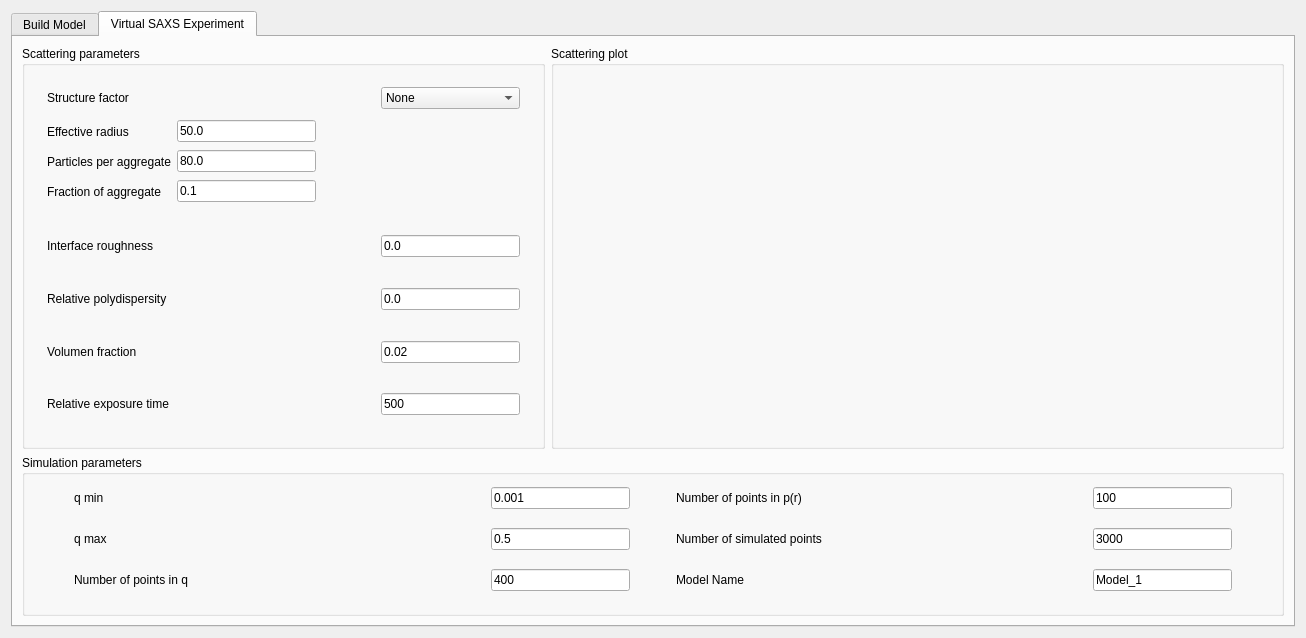
SasView/sasview, file src/sas/qtgui/Calculators/Shape2SAS/UI/DesignWindowUI.ui: the form before one commit.
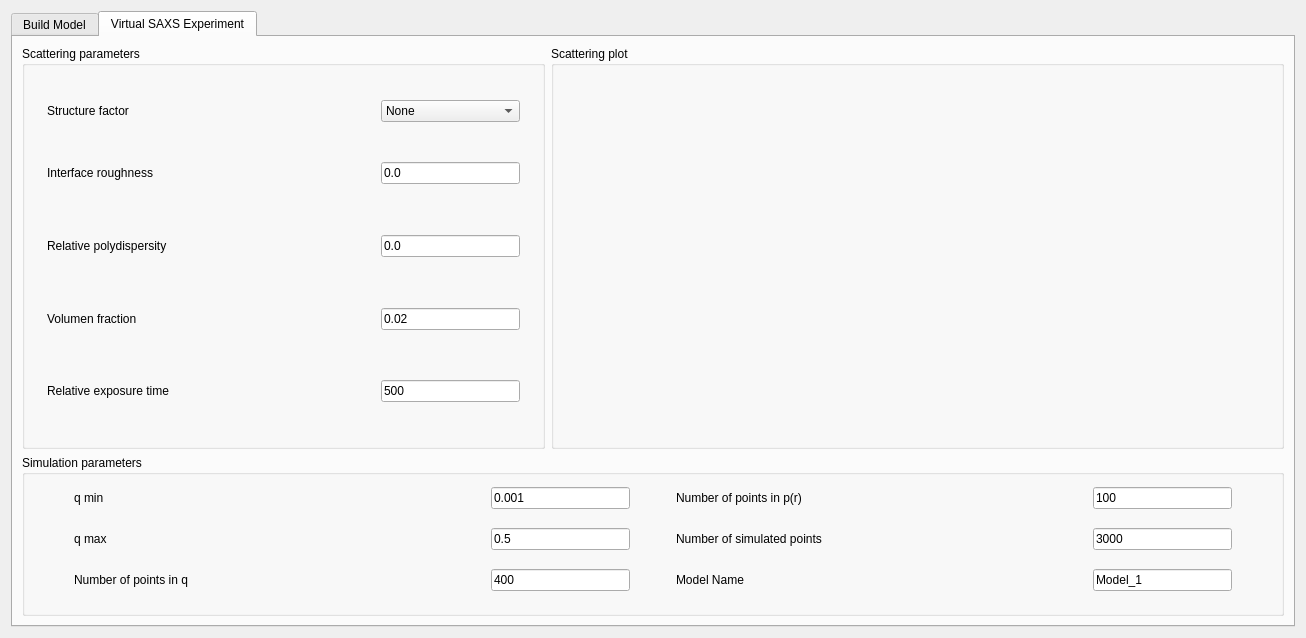
The form after the commit. The open tabs and pages were chosen to show the change.

Commit message: Replace fixed sized spacers from Shape2SAS SAXS window and replace them with expanding sections

Patch:
```diff
--- a/src/sas/qtgui/Calculators/Shape2SAS/UI/DesignWindowUI.ui
+++ b/src/sas/qtgui/Calculators/Shape2SAS/UI/DesignWindowUI.ui
@@ -444,18 +444,11 @@
          <layout class="QGridLayout" name="gridLayout_3">
           <item row="0" column="0">
            <layout class="QGridLayout" name="gridLayout_4">
-            <item row="11" column="1">
-             <spacer name="verticalSpacer">
-              <property name="sizeHint" stdset="0">
-               <size>
-                <width>20</width>
-                <height>20</height>
-               </size>
+            <item row="0" column="2">
+             <spacer name="horizontalSpacer_12">
+              <property name="orientation">
+               <enum>Qt::Vertical</enum>
               </property>
-             </spacer>
-            </item>
-            <item row="0" column="0">
-             <spacer name="horizontalSpacer_11">
               <property name="sizeHint" stdset="0">
                <size>
                 <width>13</width>
@@ -464,6 +457,224 @@
               </property>
              </spacer>
             </item>
+            <item row="3" column="1">
+             <layout class="QHBoxLayout" name="horizontalLayout_2" stretch="2,1,0">
+              <property name="spacing">
+               <number>0</number>
+              </property>
+              <property name="leftMargin">
+               <number>0</number>
+              </property>
+              <property name="topMargin">
+               <number>10</number>
+              </property>
+              <property name="bottomMargin">
+               <number>10</number>
+              </property>
+              <item>
+               <widget class="QLabel" name="label_12">
+                <property name="sizePolicy">
+                 <sizepolicy hsizetype="Preferred" vsizetype="Preferred">
+                  <horstretch>0</horstretch>
+                  <verstretch>0</verstretch>
+                 </sizepolicy>
+                </property>
+                <property name="text">
+                 <string>Interface roughness</string>
+                </property>
+               </widget>
+              </item>
+              <item>
+               <widget class="QLineEdit" name="interfaceRoughness">
+                <property name="sizePolicy">
+                 <sizepolicy hsizetype="Fixed" vsizetype="Fixed">
+                  <horstretch>0</horstretch>
+                  <verstretch>0</verstretch>
+                 </sizepolicy>
+                </property>
+                <property name="minimumSize">
+                 <size>
+                  <width>139</width>
+                  <height>22</height>
+                 </size>
+                </property>
+                <property name="maximumSize">
+                 <size>
+                  <width>139</width>
+                  <height>22</height>
+                 </size>
+                </property>
+                <property name="toolTip">
+                 <string>Interface roughness for non-sharp edges between subunits. Min: 0.0 (no roughness), max: 15.0</string>
+                </property>
+                <property name="text">
+                 <string>0.0</string>
+                </property>
+               </widget>
+              </item>
+              <item>
+               <spacer name="horizontalSpacer_4">
+                <property name="orientation">
+                 <enum>Qt::Vertical</enum>
+                </property>
+                <property name="sizeHint" stdset="0">
+                 <size>
+                  <width>0</width>
+                  <height>20</height>
+                 </size>
+                </property>
+               </spacer>
+              </item>
+             </layout>
+            </item>
+            <item row="2" column="1">
+             <spacer name="verticalSpacer_3">
+              <property name="orientation">
+               <enum>Qt::Vertical</enum>
+              </property>
+              <property name="sizeHint" stdset="0">
+               <size>
+                <width>266</width>
+                <height>13</height>
+               </size>
+              </property>
+             </spacer>
+            </item>
+            <item row="8" column="1">
+             <spacer name="verticalSpacer_6">
+              <property name="orientation">
+               <enum>Qt::Vertical</enum>
+              </property>
+              <property name="sizeHint" stdset="0">
+               <size>
+                <width>266</width>
+                <height>13</height>
+               </size>
+              </property>
+             </spacer>
+            </item>
+            <item row="5" column="1">
+             <layout class="QHBoxLayout" name="horizontalLayout_3" stretch="2,1,0">
+              <property name="topMargin">
+               <number>10</number>
+              </property>
+              <property name="bottomMargin">
+               <number>10</number>
+              </property>
+              <item>
+               <widget class="QLabel" name="label_14">
+                <property name="sizePolicy">
+                 <sizepolicy hsizetype="Preferred" vsizetype="Preferred">
+                  <horstretch>0</horstretch>
+                  <verstretch>0</verstretch>
+                 </sizepolicy>
+                </property>
+                <property name="text">
+                 <string>Relative polydispersity</string>
+                </property>
+               </widget>
+              </item>
+              <item>
+               <widget class="QLineEdit" name="polydispersity">
+                <property name="sizePolicy">
+                 <sizepolicy hsizetype="Fixed" vsizetype="Fixed">
+                  <horstretch>0</horstretch>
+                  <verstretch>0</verstretch>
+                 </sizepolicy>
+                </property>
+                <property name="minimumSize">
+                 <size>
+                  <width>139</width>
+                  <height>22</height>
+                 </size>
+                </property>
+                <property name="maximumSize">
+                 <size>
+                  <width>139</width>
+                  <height>22</height>
+                 </size>
+                </property>
+                <property name="toolTip">
+                 <string>Relative polydispersity. Min: 0.0 (monodisperse), max: 0.3</string>
+                </property>
+                <property name="text">
+                 <string>0.0</string>
+                </property>
+               </widget>
+              </item>
+              <item>
+               <spacer name="horizontalSpacer_6">
+                <property name="orientation">
+                 <enum>Qt::Vertical</enum>
+                </property>
+                <property name="sizeHint" stdset="0">
+                 <size>
+                  <width>0</width>
+                  <height>20</height>
+                 </size>
+                </property>
+               </spacer>
+              </item>
+             </layout>
+            </item>
+            <item row="9" column="1">
+             <layout class="QHBoxLayout" name="horizontalLayout_5" stretch="2,1,0">
+              <property name="topMargin">
+               <number>10</number>
+              </property>
+              <property name="bottomMargin">
+               <number>10</number>
+              </property>
+              <item>
+               <widget class="QLabel" name="label_9">
+                <property name="text">
+                 <string>Relative exposure time</string>
+                </property>
+               </widget>
+              </item>
+              <item>
+               <widget class="QLineEdit" name="exposureTime">
+                <property name="sizePolicy">
+                 <sizepolicy hsizetype="Fixed" vsizetype="Fixed">
+                  <horstretch>0</horstretch>
+                  <verstretch>0</verstretch>
+                 </sizepolicy>
+                </property>
+                <property name="minimumSize">
+                 <size>
+                  <width>139</width>
+                  <height>22</height>
+                 </size>
+                </property>
+                <property name="maximumSize">
+                 <size>
+                  <width>139</width>
+                  <height>22</height>
+                 </size>
+                </property>
+                <property name="toolTip">
+                 <string>&lt;html&gt;&lt;head/&gt;&lt;body&gt;&lt;p&gt;The exposure time is normalised out in the simulated intensity, but it will affect the noise level of data.&lt;/p&gt;&lt;p&gt;Typical values when using default model parameters: synchrotron SAXS: 100-500, home-source SAXS: 10-50.&lt;/p&gt;&lt;/body&gt;&lt;/html&gt;</string>
+                </property>
+                <property name="text">
+                 <string>500</string>
+                </property>
+               </widget>
+              </item>
+              <item>
+               <spacer name="horizontalSpacer_10">
+                <property name="orientation">
+                 <enum>Qt::Vertical</enum>
+                </property>
+                <property name="sizeHint" stdset="0">
+                 <size>
+                  <width>0</width>
+                  <height>20</height>
+                 </size>
+                </property>
+               </spacer>
+              </item>
+             </layout>
+            </item>
             <item row="1" column="1">
              <layout class="QHBoxLayout" name="horizontalLayout" stretch="2,1">
               <property name="spacing">
@@ -532,6 +743,9 @@
             </item>
             <item row="0" column="1">
              <spacer name="verticalSpacer_2">
+              <property name="orientation">
+               <enum>Qt::Vertical</enum>
+              </property>
               <property name="sizeHint" stdset="0">
                <size>
                 <width>20</width>
@@ -540,17 +754,33 @@
               </property>
              </spacer>
             </item>
+            <item row="4" column="1">
+             <spacer name="verticalSpacer_4">
+              <property name="orientation">
+               <enum>Qt::Vertical</enum>
+              </property>
+              <property name="sizeHint" stdset="0">
+               <size>
+                <width>266</width>
+                <height>13</height>
+               </size>
+              </property>
+             </spacer>
+            </item>
+            <item row="0" column="0">
+             <spacer name="horizontalSpacer_11">
+              <property name="orientation">
+               <enum>Qt::Vertical</enum>
+              </property>
+              <property name="sizeHint" stdset="0">
+               <size>
+                <width>13</width>
+                <height>17</height>
+               </size>
+              </property>
+             </spacer>
+            </item>
             <item row="7" column="1">
-             <spacer name="verticalSpacer_5">
-              <property name="sizeHint" stdset="0">
-               <size>
-                <width>266</width>
-                <height>13</height>
-               </size>
-              </property>
-             </spacer>
-            </item>
-            <item row="8" column="1">
              <layout class="QHBoxLayout" name="horizontalLayout_4" stretch="2,1,0">
               <property name="topMargin">
                <number>10</number>
@@ -595,6 +825,9 @@
               </item>
               <item>
                <spacer name="horizontalSpacer_8">
+                <property name="orientation">
+                 <enum>Qt::Vertical</enum>
+                </property>
                 <property name="sizeHint" stdset="0">
                  <size>
                   <width>0</width>
@@ -616,62 +849,10 @@
              </spacer>
             </item>
             <item row="10" column="1">
-             <layout class="QHBoxLayout" name="horizontalLayout_5" stretch="2,1,0">
-              <property name="topMargin">
-               <number>10</number>
+             <spacer name="verticalSpacer">
+              <property name="orientation">
+               <enum>Qt::Vertical</enum>
               </property>
-              <property name="bottomMargin">
-               <number>10</number>
-              </property>
-              <item>
-               <widget class="QLabel" name="label_9">
-                <property name="text">
-                 <string>Relative exposure time</string>
-                </property>
-               </widget>
-              </item>
-              <item>
-               <widget class="QLineEdit" name="exposureTime">
-                <property name="sizePolicy">
-                 <sizepolicy hsizetype="Fixed" vsizetype="Fixed">
-                  <horstretch>0</horstretch>
-                  <verstretch>0</verstretch>
-                 </sizepolicy>
-                </property>
-                <property name="minimumSize">
-                 <size>
-                  <width>139</width>
-                  <height>22</height>
-                 </size>
-                </property>
-                <property name="maximumSize">
-                 <size>
-                  <width>139</width>
-                  <height>22</height>
-                 </size>
-                </property>
-                <property name="toolTip">
-                 <string>&lt;html&gt;&lt;head/&gt;&lt;body&gt;&lt;p&gt;The exposure time is normalised out in the simulated intensity, but it will affect the noise level of data.&lt;/p&gt;&lt;p&gt;Typical values when using default model parameters: synchrotron SAXS: 100-500, home-source SAXS: 10-50.&lt;/p&gt;&lt;/body&gt;&lt;/html&gt;</string>
-                </property>
-                <property name="text">
-                 <string>500</string>
-                </property>
-               </widget>
-              </item>
-              <item>
-               <spacer name="horizontalSpacer_10">
-                <property name="sizeHint" stdset="0">
-                 <size>
-                  <width>0</width>
-                  <height>20</height>
-                 </size>
-                </property>
-               </spacer>
-              </item>
-             </layout>
-            </item>
-            <item row="3" column="1">
-             <spacer name="verticalSpacer_3">
               <property name="sizeHint" stdset="0">
                <size>
                 <width>266</width>
@@ -680,434 +861,11 @@
               </property>
              </spacer>
             </item>
-            <item row="4" column="1">
-             <layout class="QHBoxLayout" name="horizontalLayout_2" stretch="2,1,0">
-              <property name="spacing">
-               <number>0</number>
-              </property>
-              <property name="leftMargin">
-               <number>0</number>
-              </property>
-              <property name="topMargin">
-               <number>10</number>
-              </property>
-              <property name="bottomMargin">
-               <number>10</number>
-              </property>
-              <item>
-               <widget class="QLabel" name="label_12">
-                <property name="sizePolicy">
-                 <sizepolicy hsizetype="Preferred" vsizetype="Preferred">
-                  <horstretch>0</horstretch>
-                  <verstretch>0</verstretch>
-                 </sizepolicy>
-                </property>
-                <property name="text">
-                 <string>Interface roughness</string>
-                </property>
-               </widget>
-              </item>
-              <item>
-               <widget class="QLineEdit" name="interfaceRoughness">
-                <property name="sizePolicy">
-                 <sizepolicy hsizetype="Fixed" vsizetype="Fixed">
-                  <horstretch>0</horstretch>
-                  <verstretch>0</verstretch>
-                 </sizepolicy>
-                </property>
-                <property name="minimumSize">
-                 <size>
-                  <width>139</width>
-                  <height>22</height>
-                 </size>
-                </property>
-                <property name="maximumSize">
-                 <size>
-                  <width>139</width>
-                  <height>22</height>
-                 </size>
-                </property>
-                <property name="toolTip">
-                 <string>Interface roughness for non-sharp edges between subunits. Min: 0.0 (no roughness), max: 15.0</string>
-                </property>
-                <property name="text">
-                 <string>0.0</string>
-                </property>
-               </widget>
-              </item>
-              <item>
-               <spacer name="horizontalSpacer_4">
-                <property name="sizeHint" stdset="0">
-                 <size>
-                  <width>0</width>
-                  <height>20</height>
-                 </size>
-                </property>
-               </spacer>
-              </item>
-             </layout>
-            </item>
             <item row="6" column="1">
-             <layout class="QHBoxLayout" name="horizontalLayout_3" stretch="2,1,0">
-              <property name="topMargin">
-               <number>10</number>
+             <spacer name="verticalSpacer_5">
+              <property name="orientation">
+               <enum>Qt::Vertical</enum>
               </property>
-              <property name="bottomMargin">
-               <number>10</number>
-              </property>
-              <item>
-               <widget class="QLabel" name="label_14">
-                <property name="sizePolicy">
-                 <sizepolicy hsizetype="Preferred" vsizetype="Preferred">
-                  <horstretch>0</horstretch>
-                  <verstretch>0</verstretch>
-                 </sizepolicy>
-                </property>
-                <property name="text">
-                 <string>Relative polydispersity</string>
-                </property>
-               </widget>
-              </item>
-              <item>
-               <widget class="QLineEdit" name="polydispersity">
-                <property name="sizePolicy">
-                 <sizepolicy hsizetype="Fixed" vsizetype="Fixed">
-                  <horstretch>0</horstretch>
-                  <verstretch>0</verstretch>
-                 </sizepolicy>
-                </property>
-                <property name="minimumSize">
-                 <size>
-                  <width>139</width>
-                  <height>22</height>
-                 </size>
-                </property>
-                <property name="maximumSize">
-                 <size>
-                  <width>139</width>
-                  <height>22</height>
-                 </size>
-                </property>
-                <property name="toolTip">
-                 <string>Relative polydispersity. Min: 0.0 (monodisperse), max: 0.3</string>
-                </property>
-                <property name="text">
-                 <string>0.0</string>
-                </property>
-               </widget>
-              </item>
-              <item>
-               <spacer name="horizontalSpacer_6">
-                <property name="sizeHint" stdset="0">
-                 <size>
-                  <width>0</width>
-                  <height>20</height>
-                 </size>
-                </property>
-               </spacer>
-              </item>
-             </layout>
-            </item>
-            <item row="2" column="1">
-             <widget class="QStackedWidget" name="stackedWidget">
-              <property name="minimumSize">
-               <size>
-                <width>0</width>
-                <height>100</height>
-               </size>
-              </property>
-              <property name="maximumSize">
-               <size>
-                <width>160000</width>
-                <height>100</height>
-               </size>
-              </property>
-              <property name="frameShape">
-               <enum>QFrame::NoFrame</enum>
-              </property>
-              <property name="lineWidth">
-               <number>1</number>
-              </property>
-              <property name="currentIndex">
-               <number>0</number>
-              </property>
-              <widget class="QWidget" name="page"/>
-              <widget class="QWidget" name="page_3">
-               <widget class="QWidget" name="horizontalLayoutWidget_6">
-                <property name="geometry">
-                 <rect>
-                  <x>0</x>
-                  <y>10</y>
-                  <width>269</width>
-                  <height>33</height>
-                 </rect>
-                </property>
-                <layout class="QHBoxLayout" name="horizontalLayout_6" stretch="2,0,0">
-                 <property name="spacing">
-                  <number>0</number>
-                 </property>
-                 <property name="topMargin">
-                  <number>0</number>
-                 </property>
-                 <property name="bottomMargin">
-                  <number>0</number>
-                 </property>
-                 <item>
-                  <widget class="QLabel" name="label_1">
-                   <property name="sizePolicy">
-                    <sizepolicy hsizetype="Preferred" vsizetype="Preferred">
-                     <horstretch>0</horstretch>
-                     <verstretch>0</verstretch>
-                    </sizepolicy>
-                   </property>
-                   <property name="text">
-                    <string>Hard sphere radius</string>
-                   </property>
-                  </widget>
-                 </item>
-                 <item>
-                  <widget class="QLineEdit" name="hardSphereRadius">
-                   <property name="sizePolicy">
-                    <sizepolicy hsizetype="Fixed" vsizetype="Fixed">
-                     <horstretch>0</horstretch>
-                     <verstretch>0</verstretch>
-                    </sizepolicy>
-                   </property>
-                   <property name="minimumSize">
-                    <size>
-                     <width>139</width>
-                     <height>22</height>
-                    </size>
-                   </property>
-                   <property name="maximumSize">
-                    <size>
-                     <width>139</width>
-                     <height>22</height>
-                    </size>
-                   </property>
-                   <property name="toolTip">
-                    <string>&lt;html&gt;&lt;head/&gt;&lt;body&gt;&lt;p&gt;Hard sphere interaction radius&lt;/p&gt;&lt;/body&gt;&lt;/html&gt;</string>
-                   </property>
-                   <property name="text">
-                    <string>50.0</string>
-                   </property>
-                  </widget>
-                 </item>
-                 <item>
-                  <spacer name="horizontalSpacer_3">
-                   <property name="sizeHint" stdset="0">
-                    <size>
-                     <width>0</width>
-                     <height>20</height>
-                    </size>
-                   </property>
-                  </spacer>
-                 </item>
-                </layout>
-               </widget>
-              </widget>
-              <widget class="QWidget" name="page_4">
-               <widget class="QWidget" name="horizontalLayoutWidget_9">
-                <property name="geometry">
-                 <rect>
-                  <x>0</x>
-                  <y>0</y>
-                  <width>269</width>
-                  <height>33</height>
-                 </rect>
-                </property>
-                <layout class="QHBoxLayout" name="horizontalLayout_10" stretch="0,0">
-                 <property name="spacing">
-                  <number>0</number>
-                 </property>
-                 <property name="topMargin">
-                  <number>0</number>
-                 </property>
-                 <property name="bottomMargin">
-                  <number>0</number>
-                 </property>
-                 <item>
-                  <widget class="QLabel" name="label_5">
-                   <property name="sizePolicy">
-                    <sizepolicy hsizetype="Preferred" vsizetype="Preferred">
-                     <horstretch>0</horstretch>
-                     <verstretch>0</verstretch>
-                    </sizepolicy>
-                   </property>
-                   <property name="text">
-                    <string>Effective radius</string>
-                   </property>
-                  </widget>
-                 </item>
-                 <item>
-                  <widget class="QLineEdit" name="EffctiveRadius">
-                   <property name="sizePolicy">
-                    <sizepolicy hsizetype="Fixed" vsizetype="Fixed">
-                     <horstretch>0</horstretch>
-                     <verstretch>0</verstretch>
-                    </sizepolicy>
-                   </property>
-                   <property name="minimumSize">
-                    <size>
-                     <width>139</width>
-                     <height>22</height>
-                    </size>
-                   </property>
-                   <property name="maximumSize">
-                    <size>
-                     <width>139</width>
-                     <height>22</height>
-                    </size>
-                   </property>
-                   <property name="toolTip">
-                    <string>&lt;html&gt;&lt;head/&gt;&lt;body&gt;&lt;p&gt;Effective radius of each particle in aggregate.&lt;/p&gt;&lt;/body&gt;&lt;/html&gt;</string>
-                   </property>
-                   <property name="text">
-                    <string>50.0</string>
-                   </property>
-                  </widget>
-                 </item>
-                </layout>
-               </widget>
-               <widget class="QWidget" name="horizontalLayoutWidget_10">
-                <property name="geometry">
-                 <rect>
-                  <x>0</x>
-                  <y>30</y>
-                  <width>269</width>
-                  <height>33</height>
-                 </rect>
-                </property>
-                <layout class="QHBoxLayout" name="horizontalLayout_11" stretch="0,0">
-                 <property name="spacing">
-                  <number>0</number>
-                 </property>
-                 <property name="topMargin">
-                  <number>0</number>
-                 </property>
-                 <property name="bottomMargin">
-                  <number>0</number>
-                 </property>
-                 <item>
-                  <widget class="QLabel" name="label_8">
-                   <property name="sizePolicy">
-                    <sizepolicy hsizetype="Preferred" vsizetype="Preferred">
-                     <horstretch>0</horstretch>
-                     <verstretch>0</verstretch>
-                    </sizepolicy>
-                   </property>
-                   <property name="text">
-                    <string>Particles per aggregate</string>
-                   </property>
-                  </widget>
-                 </item>
-                 <item>
-                  <widget class="QLineEdit" name="particlePerAggregate">
-                   <property name="sizePolicy">
-                    <sizepolicy hsizetype="Fixed" vsizetype="Fixed">
-                     <horstretch>0</horstretch>
-                     <verstretch>0</verstretch>
-                    </sizepolicy>
-                   </property>
-                   <property name="minimumSize">
-                    <size>
-                     <width>139</width>
-                     <height>22</height>
-                    </size>
-                   </property>
-                   <property name="maximumSize">
-                    <size>
-                     <width>139</width>
-                     <height>22</height>
-                    </size>
-                   </property>
-                   <property name="toolTip">
-                    <string>&lt;html&gt;&lt;head/&gt;&lt;body&gt;&lt;p&gt;Number of particles per aggregate.&lt;/p&gt;&lt;/body&gt;&lt;/html&gt;</string>
-                   </property>
-                   <property name="text">
-                    <string>80.0</string>
-                   </property>
-                  </widget>
-                 </item>
-                </layout>
-               </widget>
-               <widget class="QWidget" name="horizontalLayoutWidget_8">
-                <property name="geometry">
-                 <rect>
-                  <x>0</x>
-                  <y>60</y>
-                  <width>269</width>
-                  <height>33</height>
-                 </rect>
-                </property>
-                <layout class="QHBoxLayout" name="horizontalLayout_8" stretch="0,0">
-                 <property name="spacing">
-                  <number>0</number>
-                 </property>
-                 <property name="topMargin">
-                  <number>0</number>
-                 </property>
-                 <property name="bottomMargin">
-                  <number>0</number>
-                 </property>
-                 <item>
-                  <widget class="QLabel" name="label_3">
-                   <property name="sizePolicy">
-                    <sizepolicy hsizetype="Preferred" vsizetype="Preferred">
-                     <horstretch>0</horstretch>
-                     <verstretch>0</verstretch>
-                    </sizepolicy>
-                   </property>
-                   <property name="text">
-                    <string>Fraction of aggregate</string>
-                   </property>
-                  </widget>
-                 </item>
-                 <item>
-                  <widget class="QLineEdit" name="aggregateFrac">
-                   <property name="sizePolicy">
-                    <sizepolicy hsizetype="Fixed" vsizetype="Fixed">
-                     <horstretch>0</horstretch>
-                     <verstretch>0</verstretch>
-                    </sizepolicy>
-                   </property>
-                   <property name="minimumSize">
-                    <size>
-                     <width>139</width>
-                     <height>22</height>
-                    </size>
-                   </property>
-                   <property name="maximumSize">
-                    <size>
-                     <width>139</width>
-                     <height>22</height>
-                    </size>
-                   </property>
-                   <property name="toolTip">
-                    <string>&lt;html&gt;&lt;head/&gt;&lt;body&gt;&lt;p&gt;Fraction of particles that are in aggregated form.&lt;/p&gt;&lt;/body&gt;&lt;/html&gt;</string>
-                   </property>
-                   <property name="text">
-                    <string>0.1</string>
-                   </property>
-                  </widget>
-                 </item>
-                </layout>
-               </widget>
-              </widget>
-             </widget>
-            </item>
-            <item row="9" column="1">
-             <spacer name="verticalSpacer_6">
-              <property name="sizeHint" stdset="0">
-               <size>
-                <width>266</width>
-                <height>13</height>
-               </size>
-              </property>
-             </spacer>
-            </item>
-            <item row="5" column="1">
-             <spacer name="verticalSpacer_4">
               <property name="sizeHint" stdset="0">
                <size>
                 <width>266</width>
```
Left out of the diff: 35 changed lines with no effect on the pictures.
